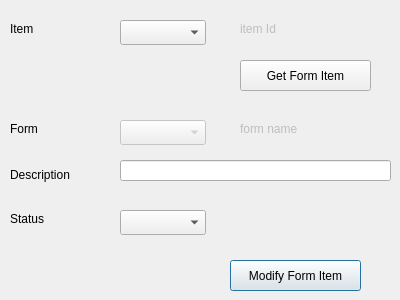
Old version of the form HyperPosV1/Authorization/Presentation/modifyFormItem.ui in the repository shymaa123456/hyperpos_sh.
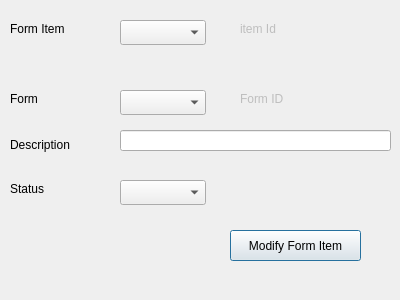
New version of the form.

Diff of the .ui file:
```diff
--- a/HyperPosV1/Authorization/Presentation/modifyFormItem.ui
+++ b/HyperPosV1/Authorization/Presentation/modifyFormItem.ui
@@ -17,7 +17,7 @@
    <property name="geometry">
     <rect>
      <x>120</x>
-     <y>210</y>
+     <y>180</y>
      <width>86</width>
      <height>25</height>
     </rect>
@@ -27,7 +27,7 @@
    <property name="geometry">
     <rect>
      <x>230</x>
-     <y>260</y>
+     <y>230</y>
      <width>131</width>
      <height>31</height>
     </rect>
@@ -38,12 +38,12 @@
   </widget>
   <widget class="QComboBox" name="CMB_formId">
    <property name="enabled">
-    <bool>false</bool>
+    <bool>true</bool>
    </property>
    <property name="geometry">
     <rect>
      <x>120</x>
-     <y>120</y>
+     <y>90</y>
      <width>86</width>
      <height>25</height>
     </rect>
@@ -53,7 +53,7 @@
    <property name="geometry">
     <rect>
      <x>10</x>
-     <y>160</y>
+     <y>130</y>
      <width>99</width>
      <height>29</height>
     </rect>
@@ -66,7 +66,7 @@
    <property name="geometry">
     <rect>
      <x>10</x>
-     <y>120</y>
+     <y>90</y>
      <width>67</width>
      <height>17</height>
     </rect>
@@ -79,7 +79,7 @@
    <property name="geometry">
     <rect>
      <x>10</x>
-     <y>210</y>
+     <y>180</y>
      <width>67</width>
      <height>17</height>
     </rect>
@@ -95,7 +95,7 @@
    <property name="geometry">
     <rect>
      <x>240</x>
-     <y>120</y>
+     <y>90</y>
      <width>141</width>
      <height>17</height>
     </rect>
@@ -104,14 +104,14 @@
     <enum>QFrame::NoFrame</enum>
    </property>
    <property name="text">
-    <string>form name</string>
+    <string>Form ID</string>
    </property>
   </widget>
   <widget class="QLineEdit" name="LE_desc">
    <property name="geometry">
     <rect>
      <x>120</x>
-     <y>160</y>
+     <y>130</y>
      <width>271</width>
      <height>21</height>
     </rect>
@@ -141,12 +141,12 @@
     <rect>
      <x>10</x>
      <y>20</y>
-     <width>67</width>
+     <width>71</width>
      <height>17</height>
     </rect>
    </property>
    <property name="text">
-    <string>Item</string>
+    <string>Form Item</string>
    </property>
   </widget>
   <widget class="QComboBox" name="CMB_formItemName">
@@ -159,19 +159,6 @@
     </rect>
    </property>
   </widget>
-  <widget class="QPushButton" name="BTN_getFormItem">
-   <property name="geometry">
-    <rect>
-     <x>240</x>
-     <y>60</y>
-     <width>131</width>
-     <height>31</height>
-    </rect>
-   </property>
-   <property name="text">
-    <string>Get Form Item</string>
-   </property>
-  </widget>
  </widget>
  <resources/>
  <connections/>
```
Left out of the diff: 6 changed lines with no effect on the pictures.
